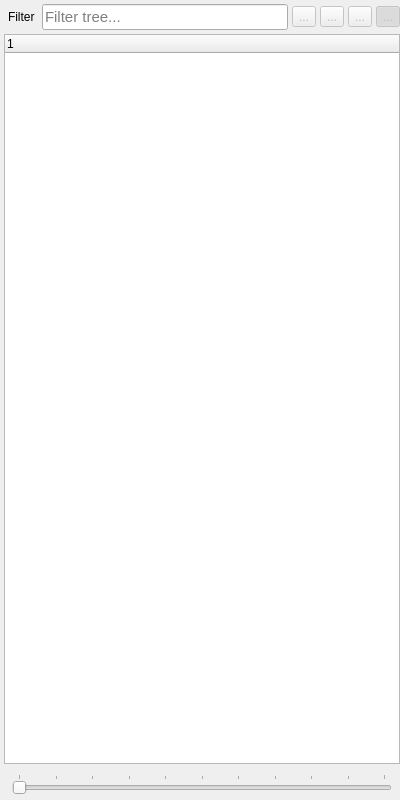
The window that sources/outlinerview.ui (mikaelsundell/stageviz) describes before a commit, drawn with Qt 5.
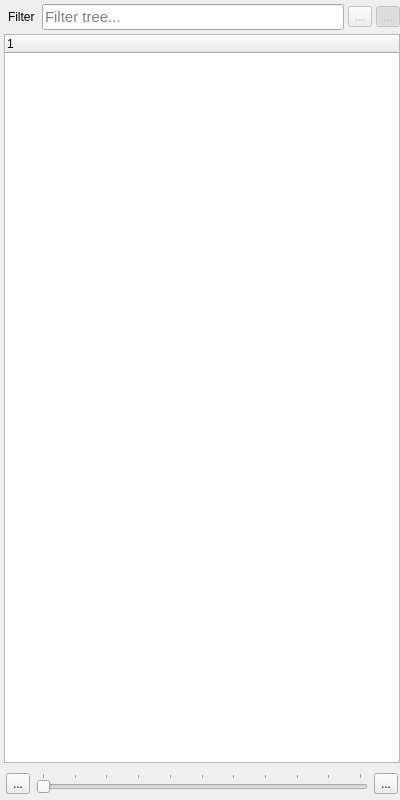
The same window after the commit. Custom widgets are drawn as their Qt base class.

What changed in the file:
```diff
--- a/sources/outlinerview.ui
+++ b/sources/outlinerview.ui
@@ -87,32 +87,6 @@
         </property>
        </widget>
       </item>
-      <item>
-       <widget class="QToolButton" name="collapse">
-        <property name="enabled">
-         <bool>false</bool>
-        </property>
-        <property name="text">
-         <string>...</string>
-        </property>
-        <property name="shortcut">
-         <string/>
-        </property>
-       </widget>
-      </item>
-      <item>
-       <widget class="QToolButton" name="expand">
-        <property name="enabled">
-         <bool>false</bool>
-        </property>
-        <property name="text">
-         <string>...</string>
-        </property>
-        <property name="shortcut">
-         <string/>
-        </property>
-       </widget>
-      </item>
       <item>
        <widget class="QToolButton" name="follow">
         <property name="enabled">
@@ -149,19 +123,26 @@
    </item>
    <item>
     <widget class="QWidget" name="depthWidget" native="true">
-     <layout class="QVBoxLayout" name="verticalLayout_2">
+     <layout class="QHBoxLayout" name="horizontalLayout">
       <property name="leftMargin">
-       <number>8</number>
+       <number>2</number>
       </property>
       <property name="topMargin">
        <number>6</number>
       </property>
       <property name="rightMargin">
-       <number>8</number>
+       <number>2</number>
       </property>
       <property name="bottomMargin">
        <number>2</number>
       </property>
+      <item>
+       <widget class="QToolButton" name="collapse">
+        <property name="text">
+         <string>...</string>
+        </property>
+       </widget>
+      </item>
       <item>
        <widget class="stageviz::Slider" name="depth">
         <property name="maximum">
@@ -181,6 +162,13 @@
         </property>
        </widget>
       </item>
+      <item>
+       <widget class="QToolButton" name="expand">
+        <property name="text">
+         <string>...</string>
+        </property>
+       </widget>
+      </item>
      </layout>
     </widget>
    </item>
```
